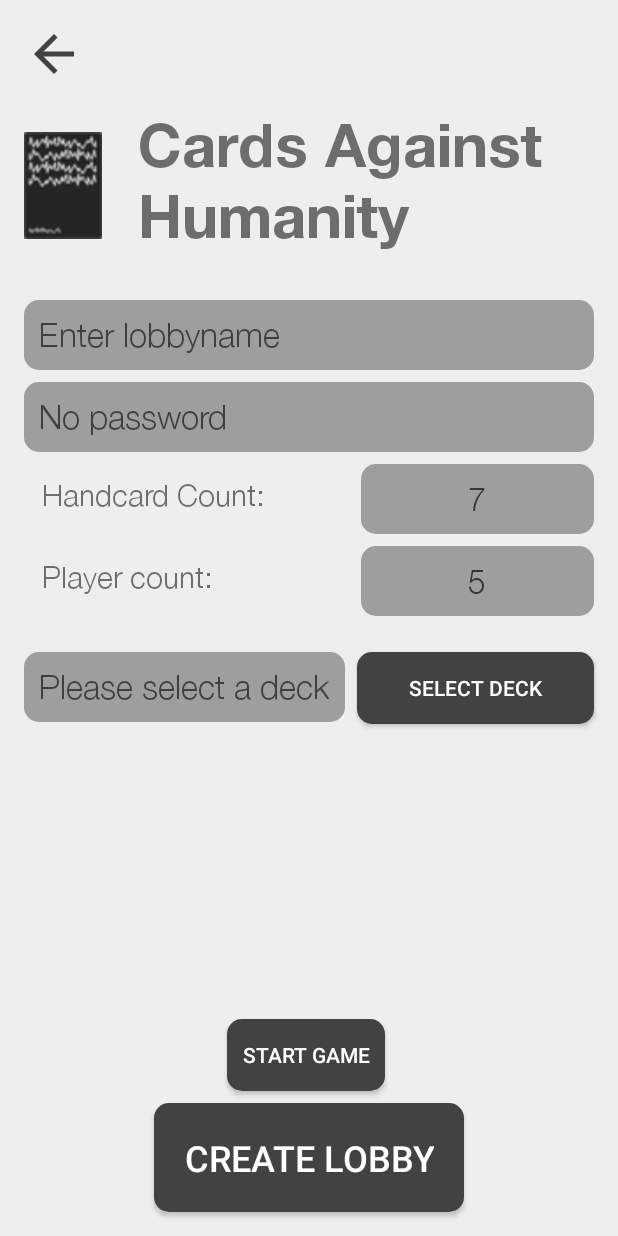
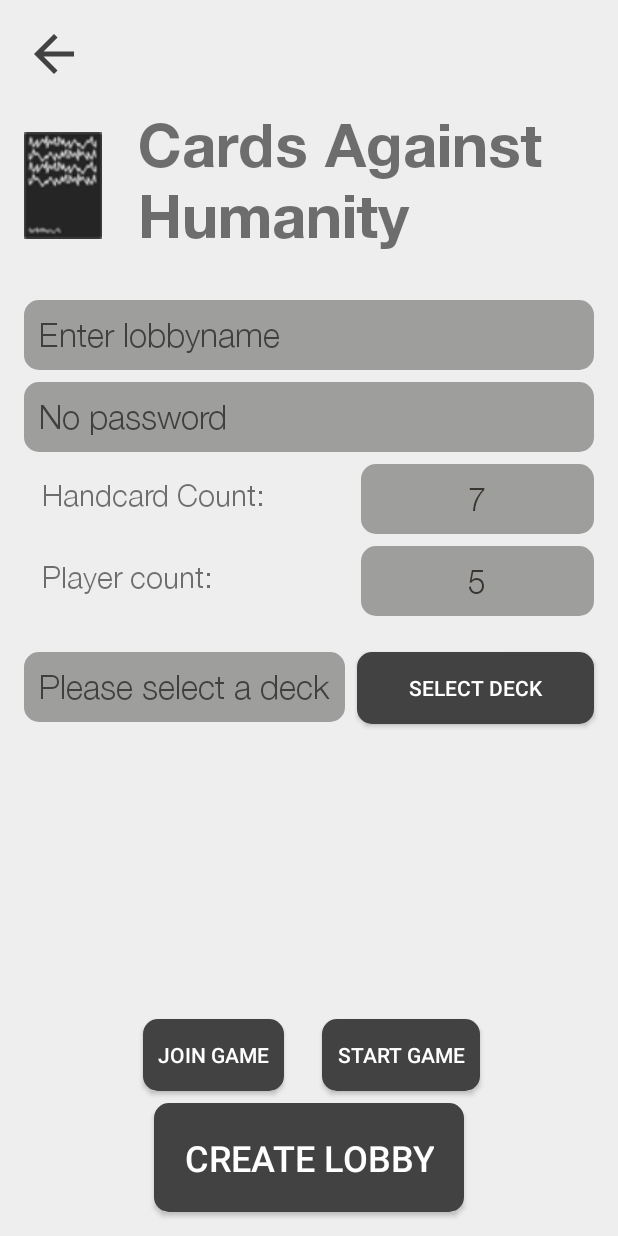
Before and after one commit to NotAWiz4rd/cah, an Android app: the screen it shows after launch (CreateLobby), after a tap on "CREATE LOBBY", on a phone screen of 412 x 824 dp. Run offline under Robolectric (Android 15) with nearby library versions, the phone set to English and light mode, and no system bars; our stand-ins replace Firebase (no records; nobody signed in at launch, a user with empty details on screens opened directly); libraries missing offline, so code that uses them is left out: cn.lankton.flowlayout.

Commit message:
- made game use the actual playername - added saving of playername on change - added button to just join the testgame - moved randomNames to Util - made dynamically joining a game possible - added minimum amount of players so game doesnt start with one player - added a bunch of random names

```diff
--- a/app/src/main/java/com/afms/cahgame/gui/activities/CreateLobby.java
+++ b/app/src/main/java/com/afms/cahgame/gui/activities/CreateLobby.java
@@ -2,6 +2,7 @@
 
 import android.arch.lifecycle.MutableLiveData;
 import android.content.Intent;
+import android.content.SharedPreferences;
 import android.os.Bundle;
 import android.support.v7.app.AppCompatActivity;
 import android.view.View;
@@ -16,9 +17,10 @@
 import com.afms.cahgame.game.Lobby;
 import com.afms.cahgame.gui.components.ValueSelector;
 import com.afms.cahgame.util.Database;
+import com.afms.cahgame.util.Util;
 
 import java.util.ArrayList;
-import java.util.List;
+import java.util.Collections;
 
 public class CreateLobby extends AppCompatActivity {
 
@@ -33,6 +35,7 @@
     // ui elements
     private Button btn_create_lobby;
     private Button btn_start_game_test;
+    private Button btn_join_game_test;
     private Button btn_select_deck;
     private ImageButton btn_back;
 
@@ -41,6 +44,8 @@
     private EditText input_player_count;
     private EditText input_select_deck;
 
+    private SharedPreferences settings;
+
     // variables
     private ValueSelector value_selector_player_count;
     private ValueSelector value_selector_handcard_count;
@@ -48,12 +53,11 @@
     private MutableLiveData<Integer> value_player_count = new MutableLiveData<>();
     private MutableLiveData<Integer> value_handcard_count = new MutableLiveData<>();
 
-    private String playerName;
-
     @Override
     protected void onCreate(Bundle savedInstanceState) {
         super.onCreate(savedInstanceState);
         setContentView(R.layout.activity_create_lobby);
+        settings = getSharedPreferences("Preferences", MODE_PRIVATE);
         hideUI();
         createCards();
         createSampleDeck();
@@ -71,6 +75,7 @@
 
     private void initializeUIElements() {
         btn_start_game_test = findViewById(R.id.btn_create_lobby_start_game_test);
+        btn_join_game_test = findViewById(R.id.btn_create_lobby_join_game_test);
         btn_create_lobby = findViewById(R.id.btn_create_lobby_create_lobby);
         btn_select_deck = findViewById(R.id.btn_create_lobby_select_deck);
         btn_back = findViewById(R.id.btn_create_lobby_back);
@@ -97,6 +102,7 @@
 
     private void initializeUIEvents() {
         btn_start_game_test.setOnClickListener(event -> createLobby());
+        btn_join_game_test.setOnClickListener(event -> joinLobby());
         btn_create_lobby.setOnClickListener(event -> {
             String lobbyId = input_lobby_name.getText().toString();
 
@@ -109,7 +115,7 @@
                 return;
             }
 
-            playerName = "Player1"; // todo for testing purposes only
+            String playerName = settings.getString("player", Util.getRandomName());
             Database.addLobby(lobbyId, new Lobby(
                     lobbyId,
                     playerName,
@@ -125,18 +131,29 @@
         input_handcard_count.setOnClickListener(event -> value_selector_handcard_count.show(getSupportFragmentManager(), "value_selector_handcard_count"));
     }
 
+    private void joinLobby() {
+        Intent intent = new Intent(this, GameScreen.class);
+        String playerName = settings.getString("player", Util.getRandomName());
+        intent.putExtra("lobbyId", "01");
+        intent.putExtra("name", playerName);
+        startActivity(intent);
+    }
+
     private void createLobby() {
         // todo check that deck has enough cards for all players
         Intent intent = new Intent(this, GameScreen.class);
-        intent.putExtra("game", new Game(Database.getDeck("testdeck"), createSamplePlayers(), Integer.parseInt(input_handcard_count.getText().toString())));
+        String playerName = settings.getString("player", Util.getRandomName());
+        intent.putExtra("game", new Game(Database.getDeck("testdeck"), Collections.singletonList(playerName), Integer.parseInt(input_handcard_count.getText().toString())));
         intent.putExtra("lobbyId", "01");
-        // todo make current playername configurable to improve testing
-        intent.putExtra("name", "Player1");
-        intent.putExtra("host", "Player1");
+        intent.putExtra("name", playerName);
+        intent.putExtra("host", playerName);
         startActivity(intent);
     }
 
     private void createSampleDeck() {
+        if (Util.getDataDeckFromName("testdeck") != null) {
+            return;
+        }
         com.afms.cahgame.data.Deck deck = new com.afms.cahgame.data.Deck("testdeck");
         deck.addCard(1);
         deck.addCard(2);
@@ -169,6 +186,16 @@
         deck.addCard(28);
         deck.addCard(29);
         deck.addCard(30);
+        deck.addCard(31);
+        deck.addCard(32);
+        deck.addCard(33);
+        deck.addCard(34);
+        deck.addCard(35);
+        deck.addCard(36);
+        deck.addCard(37);
+        deck.addCard(38);
+        deck.addCard(39);
+        deck.addCard(40);
         Database.addDeck(deck);
     }
 
@@ -204,14 +231,18 @@
         Database.createNewCard("White Card 23", Colour.WHITE);
         Database.createNewCard("White Card 24", Colour.WHITE);
         Database.createNewCard("White Card 25", Colour.WHITE);
-    }
-
-    private List<String> createSamplePlayers() {
-        List<String> players = new ArrayList<>();
-        players.add("Player1");
-        players.add("Player2");
-        players.add("Player3");
-        return players;
+        Database.createNewCard("White Card 26", Colour.WHITE);
+        Database.createNewCard("White Card 27", Colour.WHITE);
+        Database.createNewCard("White Card 28", Colour.WHITE);
+        Database.createNewCard("White Card 29", Colour.WHITE);
+        Database.createNewCard("White Card 30", Colour.WHITE);
+        Database.createNewCard("White Card 31", Colour.WHITE);
+        Database.createNewCard("White Card 32", Colour.WHITE);
+        Database.createNewCard("White Card 33", Colour.WHITE);
+        Database.createNewCard("White Card 34", Colour.WHITE);
+        Database.createNewCard("White Card 35", Colour.WHITE);
+        Database.createNewCard("White Card 36", Colour.WHITE);
+        Database.createNewCard("White Card 37", Colour.WHITE);
     }
 
     private void hideUI() {
--- a/app/src/main/java/com/afms/cahgame/gui/activities/Main.java
+++ b/app/src/main/java/com/afms/cahgame/gui/activities/Main.java
@@ -1,22 +1,21 @@
 package com.afms.cahgame.gui.activities;
 
 import android.content.Intent;
+import android.content.SharedPreferences;
 import android.os.Bundle;
 import android.support.annotation.Nullable;
 import android.support.v7.app.AppCompatActivity;
 import android.view.View;
 import android.widget.Button;
+import android.widget.EditText;
 import android.widget.FrameLayout;
 import android.widget.ImageButton;
 import android.widget.Toast;
 
 import com.afms.cahgame.R;
-import com.afms.cahgame.data.Colour;
-import com.afms.cahgame.game.Card;
-import com.afms.cahgame.gui.components.FullSizeCard;
 import com.afms.cahgame.gui.components.SettingsDialog;
-import com.afms.cahgame.gui.components.SwipeResultListener;
 import com.afms.cahgame.util.Database;
+import com.afms.cahgame.util.Util;
 
 public class Main extends AppCompatActivity {
 
@@ -27,18 +26,25 @@
     private Button btn_explore_decks;
     private ImageButton btn_settings;
 
+    private SharedPreferences settings;
+
     private SettingsDialog settingsDialog;
 
+    private String playerName;
 
     @Override
     protected void onCreate(@Nullable Bundle savedInstanceState) {
         super.onCreate(savedInstanceState);
+
+        settings = getSharedPreferences("Preferences", MODE_PRIVATE);
         setContentView(R.layout.activity_main);
         contentView = findViewById(R.id.layout_main);
         hideUI();
         initializeUIElements();
         initializeUIEvents();
         Database.initializeDatabaseConnections();
+
+        playerName = settings.getString("player", Util.getRandomName());
 
         String message = (String) getIntent().getSerializableExtra("message");
         if (message != null) {
@@ -57,7 +63,9 @@
 
     private void initializeUIEvents() {
         btn_create_lobby.setOnClickListener(event -> {
-            startActivity(new Intent(this, CreateLobby.class));
+            Intent intent = new Intent(this, CreateLobby.class);
+            intent.putExtra("player", playerName);
+            startActivity(intent);
         });
         btn_search_lobby.setOnClickListener(event -> {
             Toast.makeText(this, "clicked " + btn_search_lobby.toString(), Toast.LENGTH_SHORT).show();
@@ -69,6 +77,21 @@
         });
         btn_settings.setOnClickListener(event -> {
             settingsDialog.show(getSupportFragmentManager(), "settingsDialog");
+        });
+
+        settingsDialog.setOnClickListener(v -> {
+            EditText playerNameView = settingsDialog.getPlayerNameView();
+            if (playerNameView == null) {
+                return;
+            }
+            if (playerNameView.getText().toString().equals("")) {
+                playerName = Util.getRandomName();
+            } else {
+                playerName = playerNameView.getText().toString();
+            }
+            SharedPreferences.Editor editor = settings.edit();
+            editor.putString("player", playerName);
+            editor.apply();
         });
     }
 
--- a/app/src/main/java/com/afms/cahgame/gui/components/SettingsDialog.java
+++ b/app/src/main/java/com/afms/cahgame/gui/components/SettingsDialog.java
@@ -1,7 +1,7 @@
 package com.afms.cahgame.gui.components;
 
-import android.app.ActionBar;
 import android.app.Dialog;
+import android.content.SharedPreferences;
 import android.graphics.Color;
 import android.graphics.drawable.ColorDrawable;
 import android.os.Bundle;
@@ -17,31 +17,33 @@
 import android.widget.ImageButton;
 
 import com.afms.cahgame.R;
+import com.afms.cahgame.util.Util;
 
-import java.util.ArrayList;
-import java.util.List;
+import java.util.Objects;
+
+import static android.content.Context.MODE_PRIVATE;
 
 public class SettingsDialog extends DialogFragment {
 
+    private SharedPreferences settings;
+    private EditText playerNameView;
     private View.OnClickListener onClickListener;
-    private List<String> randomNames = new ArrayList<String>() {{
-        add("Giesela");
-        add("Hans-Werner");
-        add("TwilightSparkle");
-        add("FluffyUnicorn");
-        add("Test");
-    }};
 
     @Override
     public void onViewCreated(@NonNull View view, @Nullable Bundle savedInstanceState) {
         super.onViewCreated(view, savedInstanceState);
 
+        settings = Objects.requireNonNull(this.getActivity()).getSharedPreferences("Preferences", MODE_PRIVATE);
+
         ImageButton playerName_random = view.findViewById(R.id.btn_settings_randomname);
         Button btn_save = view.findViewById(R.id.btn_settings_save);
-        EditText playerName = view.findViewById(R.id.input_settings_playername);
+        playerNameView = view.findViewById(R.id.input_settings_playername);
+
+        String playerString = settings.getString("player", Util.getRandomName());
+        playerNameView.setText(playerString);
 
         playerName_random.setOnClickListener(v -> {
-            playerName.setText(randomNames.stream().skip((int) (randomNames.size() * Math.random())).findAny().get());
+            playerNameView.setText(Util.getRandomName());
         });
 
         btn_save.setOnClickListener(v -> {
@@ -50,7 +52,6 @@
             }
             getDialog().dismiss();
         });
-
     }
 
     @NonNull
@@ -73,4 +74,8 @@
     public void setOnClickListener(View.OnClickListener onClickListener) {
         this.onClickListener = onClickListener;
     }
+
+    public EditText getPlayerNameView() {
+        return playerNameView;
+    }
 }
--- a/app/src/main/java/com/afms/cahgame/util/Database.java
+++ b/app/src/main/java/com/afms/cahgame/util/Database.java
@@ -214,6 +214,7 @@
      * @param colour Colour of the card.
      */
     public static Card createNewCard(String text, Colour colour) {
+        // todo only create card if none with the same info already exists
         int id = cards.size() == 0 ? 0 : cards.get(cards.size() - 1).getId() + 1;
         Card card = new Card(id, colour, text);
         cards.add(card);
--- a/app/src/main/java/com/afms/cahgame/util/Util.java
+++ b/app/src/main/java/com/afms/cahgame/util/Util.java
@@ -9,6 +9,37 @@
 import java.util.Optional;
 
 public class Util {
+    private static List<String> randomNames = new ArrayList<String>() {{
+        add("Giesela");
+        add("Hans-Werner");
+        add("TwilightSparkle");
+        add("FluffyUnicorn");
+        add("Ezio Auditore");
+        add("Geralt von Rivia");
+        add("Gordon Freeman");
+        add("Duke Nukem");
+        add("Zelda");
+        add("Link");
+        add("Lara Croft");
+        add("Max Payne");
+        add("Aiden Pearce");
+        add("Nico Bellic");
+        add("Solid Snake");
+        add("Kratos");
+        add("Nathan Drake");
+        add("Dante");
+        add("Commander Shepard");
+        add("Sephiroth");
+        add("Mario");
+        add("John Marston");
+        add("GLaDOS");
+        add("Agent 47");
+        add("Guybrush Threepwood");
+        add("Sora");
+        add("Sam Fisher");
+        add("Handsome Jack");
+    }};
+
     /**
      * Converts a dataDeck to a GameDeck by getting all the card data from the database.
      *
@@ -59,4 +90,8 @@
         Optional<com.afms.cahgame.data.Deck> deckOptional = Database.getDecks().stream().filter(deck -> deck.getName().equals(deckName)).findFirst();
         return deckOptional.orElse(null);
     }
+
+    public static String getRandomName() {
+        return randomNames.stream().skip((int) (randomNames.size() * Math.random())).findAny().get();
+    }
 }
--- a/app/src/main/res/layout/activity_create_lobby.xml
+++ b/app/src/main/res/layout/activity_create_lobby.xml
@@ -40,9 +40,9 @@
         android:fontFamily="@font/helveticaneuelight"
         android:hint="@string/hint_lobbyname"
         android:padding="10dp"
+        android:singleLine="true"
+        android:textColor="@color/inputTextColorBlack"
         android:textSize="22sp"
-        android:textColor="@color/inputTextColorBlack"
-        android:singleLine="true"
         app:layout_constraintEnd_toEndOf="parent"
         app:layout_constraintStart_toStartOf="parent"
         app:layout_constraintTop_toBottomOf="@id/component_create_lobby_logo" />
@@ -58,8 +58,8 @@
         android:background="@drawable/input_background_black"
         android:fontFamily="@font/helveticaneuelight"
         android:hint="@string/no_password"
+        android:inputType="textPassword"
         android:padding="10dp"
-        android:inputType="textPassword"
         android:singleLine="true"
         android:textColor="@color/inputTextColorBlack"
         android:textSize="22sp"
@@ -118,6 +118,22 @@
         app:layout_constraintTop_toBottomOf="@+id/input_create_lobby_handcard_count" />
 
     <Button
+        android:id="@+id/btn_create_lobby_join_game_test"
+        android:layout_width="wrap_content"
+        android:layout_height="wrap_content"
+        android:layout_marginStart="8dp"
+        android:layout_marginEnd="8dp"
+        android:layout_marginBottom="8dp"
+        android:background="@drawable/button_background_black"
+        android:padding="10dp"
+        android:text="Join Game"
+        android:textColor="@android:color/white"
+        app:layout_constraintBottom_toTopOf="@+id/btn_create_lobby_create_lobby"
+        app:layout_constraintEnd_toStartOf="@+id/btn_create_lobby_start_game_test"
+        app:layout_constraintHorizontal_bias="0.837"
+        app:layout_constraintStart_toStartOf="parent" />
+
+    <Button
         android:id="@+id/btn_create_lobby_start_game_test"
         android:layout_width="wrap_content"
         android:layout_height="wrap_content"
@@ -130,7 +146,7 @@
         android:textColor="@android:color/white"
         app:layout_constraintBottom_toTopOf="@+id/btn_create_lobby_create_lobby"
         app:layout_constraintEnd_toEndOf="parent"
-        app:layout_constraintHorizontal_bias="0.494"
+        app:layout_constraintHorizontal_bias="0.711"
         app:layout_constraintStart_toStartOf="parent" />
 
     <EditText
@@ -141,15 +157,15 @@
         android:layout_marginTop="8dp"
         android:layout_marginEnd="16dp"
         android:background="@drawable/input_background_black"
-        android:fontFamily="@font/helveticaneuelight"
-        android:gravity="center"
-        android:textColor="@color/inputTextColorBlack"
-        android:padding="10dp"
-        android:textSize="22sp"
         android:clickable="true"
         android:cursorVisible="false"
         android:focusable="false"
         android:focusableInTouchMode="false"
+        android:fontFamily="@font/helveticaneuelight"
+        android:gravity="center"
+        android:padding="10dp"
+        android:textColor="@color/inputTextColorBlack"
+        android:textSize="22sp"
         app:layout_constraintEnd_toEndOf="parent"
         app:layout_constraintStart_toEndOf="@+id/label_create_lobby_handcard_count"
         app:layout_constraintTop_toBottomOf="@+id/input_create_lobby_handcard_count" />
@@ -161,14 +177,14 @@
         android:layout_marginStart="16dp"
         android:layout_marginTop="24dp"
         android:background="@drawable/input_background_black"
-        android:fontFamily="@font/helveticaneuelight"
-        android:hint="@string/hint_DeckSelect"
         android:clickable="true"
         android:cursorVisible="false"
         android:focusable="false"
+        android:focusableInTouchMode="false"
+        android:fontFamily="@font/helveticaneuelight"
+        android:hint="@string/hint_DeckSelect"
+        android:padding="10dp"
         android:textColor="@color/inputTextColorBlack"
-        android:focusableInTouchMode="false"
-        android:padding="10dp"
         android:textSize="22sp"
         app:layout_constraintStart_toStartOf="parent"
         app:layout_constraintTop_toBottomOf="@+id/input_create_lobby_player_count" />
@@ -181,11 +197,11 @@
         android:layout_marginStart="8dp"
         android:layout_marginEnd="8dp"
         android:layout_marginBottom="16dp"
+        android:background="@drawable/button_background_black"
         android:padding="20dp"
+        android:text="@string/button_createLobby"
+        android:textColor="@android:color/white"
         android:textSize="24sp"
-        android:textColor="@android:color/white"
-        android:background="@drawable/button_background_black"
-        android:text="@string/button_createLobby"
         app:layout_constraintBottom_toBottomOf="parent"
         app:layout_constraintEnd_toEndOf="parent"
         app:layout_constraintStart_toStartOf="parent" />
```
Also changed, not shown: app/src/main/java/com/afms/cahgame/game/Game.java (+33 -1 lines), app/src/main/java/com/afms/cahgame/gui/activities/GameScreen.java (+14 -16 lines).
